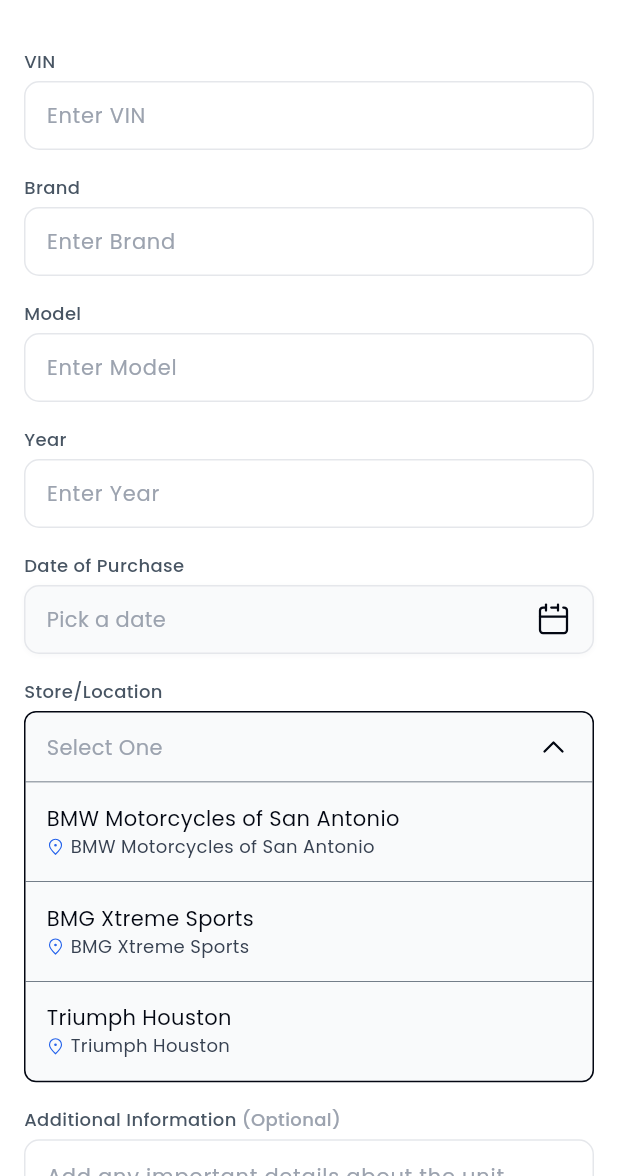
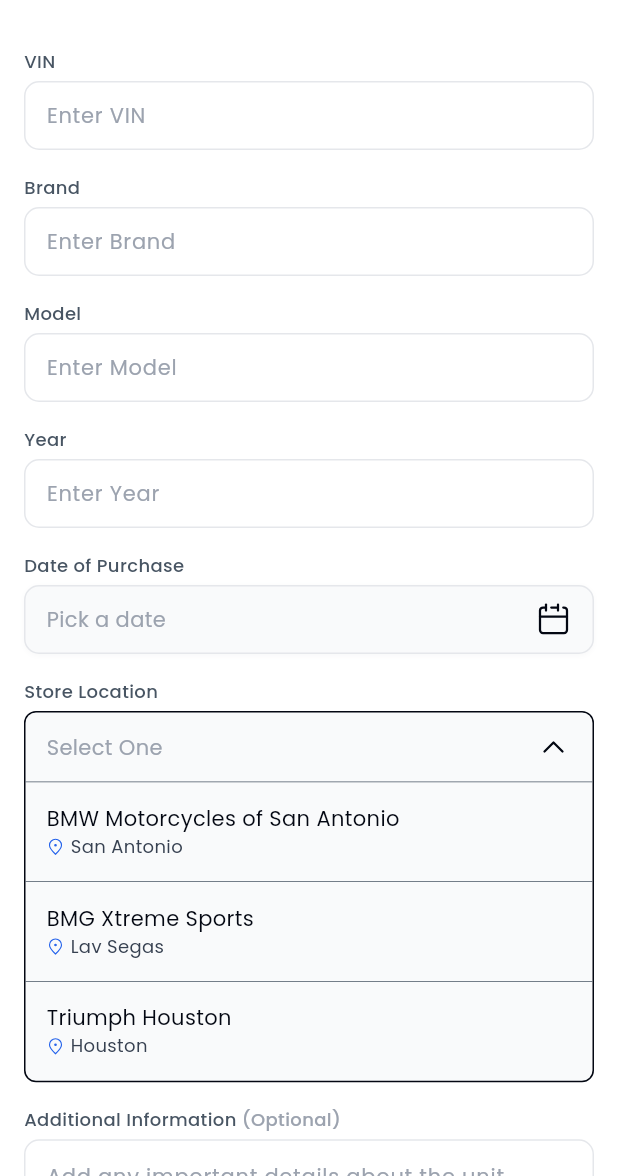
Before and after one commit to Zimmer550i/j4corp, a Flutter app: the AddUnit screen opened directly, after a tap on "Select One", on a phone screen of 412 x 824 dp, the part 60-1236 px from its top. Run offline on Flutter 3.47's test engine with Material 3 defaults, Android fonts, the phone set to English and light mode, and no system bars; our stand-ins replace cached_network_image, flutter_html, flutter_svg, get, html_unescape, image_cropper and 4 more; accounts and stored records are empty.

Commit message:
fix: location dropdown in a single place

```diff
--- a/lib/views/base/custom_drop_down.dart
+++ b/lib/views/base/custom_drop_down.dart
@@ -7,7 +7,6 @@
 class CustomDropDown extends StatefulWidget {
   final String? title;
   final String? pickedOption;
-  final int? initialPick;
   final String? hintText;
   final List<String> options;
   final List<String>? address;
@@ -20,7 +19,6 @@
   const CustomDropDown({
     super.key,
     this.title,
-    this.initialPick,
     this.pickedOption,
     this.hintText,
     required this.options,
@@ -54,15 +52,11 @@
 
   final Duration animationDuration = const Duration(milliseconds: 100);
 
-  String? currentVal;
   bool isExpanded = false;
 
   @override
   void initState() {
     super.initState();
-    if (widget.initialPick != null) {
-      currentVal = widget.options[widget.initialPick!];
-    }
   }
 
   @override
@@ -107,16 +101,11 @@
                               widget.pickedOption!,
                               style: AppTexts.tsmr.copyWith(color: textColor),
                             )
-                          : currentVal == null || isExpanded
-                          ? Text(
+                          : Text(
                               widget.hintText ?? "Select One",
                               style: AppTexts.tsmr.copyWith(
                                 color: hintTextColor,
                               ),
-                            )
-                          : Text(
-                              currentVal!,
-                              style: AppTexts.tsmr.copyWith(color: textColor),
                             ),
                       const Spacer(),
                       AnimatedRotation(
@@ -160,8 +149,6 @@
                                         setState(() {
                                           isExpanded = false;
                                           if (i < widget.options.length) {
-                                            currentVal = widget.options
-                                                .elementAt(i);
                                             if (widget.onChanged != null) {
                                               widget.onChanged!(i);
                                             }
--- /dev/null
+++ b/lib/views/base/location_drop_down.dart
@@ -0,0 +1,50 @@
+import 'package:flutter/material.dart';
+import 'package:j4corp/views/base/custom_drop_down.dart';
+
+class LocationDropDown extends StatefulWidget {
+  final void Function(String value) onChanged;
+  final String? initial;
+  final String? hintText;
+  const LocationDropDown({
+    super.key,
+    required this.onChanged,
+    this.initial,
+    this.hintText,
+  });
+
+  @override
+  State<LocationDropDown> createState() => _LocationDropDownState();
+}
+
+class _LocationDropDownState extends State<LocationDropDown> {
+  String? pickedOption;
+  final options = [
+    "BMW Motorcycles of San Antonio",
+    "BMG Xtreme Sports",
+    "Triumph Houston",
+  ];
+  final address = ["San Antonio", "Lav Segas", "Houston"];
+
+  @override
+  void initState() {
+    super.initState();
+    if (widget.initial != null) pickedOption = widget.initial;
+  }
+
+  @override
+  Widget build(BuildContext context) {
+    return CustomDropDown(
+      title: "Store Location",
+      pickedOption: pickedOption,
+      hintText: widget.hintText,
+      options: options,
+      address: address,
+      onChanged: (pos) {
+        setState(() {
+          pickedOption = options[pos];
+        });
+        widget.onChanged(options[pos]);
+      },
+    );
+  }
+}
--- a/lib/views/screens/services.dart
+++ b/lib/views/screens/services.dart
@@ -11,8 +11,8 @@
 import 'package:j4corp/views/base/custom_app_bar.dart';
 import 'package:j4corp/views/base/custom_button.dart';
 import 'package:j4corp/views/base/custom_date_picker.dart';
-import 'package:j4corp/views/base/custom_drop_down.dart';
 import 'package:j4corp/views/base/custom_text_field.dart';
+import 'package:j4corp/views/base/location_drop_down.dart';
 import 'package:j4corp/views/base/unit_drop_down.dart';
 
 class Services extends StatefulWidget {
@@ -39,6 +39,10 @@
   }
 
   void onSubmit() async {
+    if (date == null || location == null || selectedUnit == null) {
+      customSnackbar("Please fill-in the informations");
+      return;
+    }
     late String message;
     if (widget.service == null) {
       message = await service.createService(
@@ -120,29 +124,13 @@
                 hintText: "Accessory Installation",
                 lines: 5,
               ),
-              CustomDropDown(
+              LocationDropDown(
                 onChanged: (val) {
                   setState(() {
-                    location = [
-                      "BMW Motorcycles of San Antonio",
-                      "BMG Xtreme Sports",
-                      "Triumph Houston",
-                    ][val];
+                    location = val;
                   });
                 },
-                pickedOption: location,
-                title: "Select Location",
                 hintText: "Select where you want the service",
-                options: [
-                  "BMW Motorcycles of San Antonio",
-                  "BMG Xtreme Sports",
-                  "Triumph Houston",
-                ],
-                address: [
-                  "BMW Motorcycles of San Antonio",
-                  "BMG Xtreme Sports",
-                  "Triumph Houston",
-                ],
               ),
               CustomDatePicker(
                 callBack: (val) {
--- a/lib/views/screens/settings/add_unit.dart
+++ b/lib/views/screens/settings/add_unit.dart
@@ -9,9 +9,9 @@
 import 'package:j4corp/views/base/custom_app_bar.dart';
 import 'package:j4corp/views/base/custom_button.dart';
 import 'package:j4corp/views/base/custom_date_picker.dart';
-import 'package:j4corp/views/base/custom_drop_down.dart';
 import 'package:j4corp/views/base/custom_text_field.dart';
 import 'package:j4corp/views/base/image_picker_widget.dart';
+import 'package:j4corp/views/base/location_drop_down.dart';
 
 class AddUnit extends StatefulWidget {
   final Unit? unit;
@@ -184,26 +184,11 @@
                   });
                 },
               ),
-              CustomDropDown(
-                title: "Store/Location",
-                hintText: widget.unit?.storeLocation,
-                options: [
-                  "BMW Motorcycles of San Antonio",
-                  "BMG Xtreme Sports",
-                  "Triumph Houston",
-                ],
-                address: [
-                  "BMW Motorcycles of San Antonio",
-                  "BMG Xtreme Sports",
-                  "Triumph Houston",
-                ],
+              LocationDropDown(
+                initial: widget.unit?.storeLocation,
                 onChanged: (value) {
                   setState(() {
-                    selectedStore = [
-                      "BMW Motorcycles of San Antonio",
-                      "BMG Xtreme Sports",
-                      "Triumph Houston",
-                    ][value];
+                    selectedStore = value;
                   });
                 },
               ),
```
Also changed, not shown: lib/controllers/unit_controller.dart (+22 -0 lines), lib/views/base/unit_drop_down.dart (+6 -4 lines).
